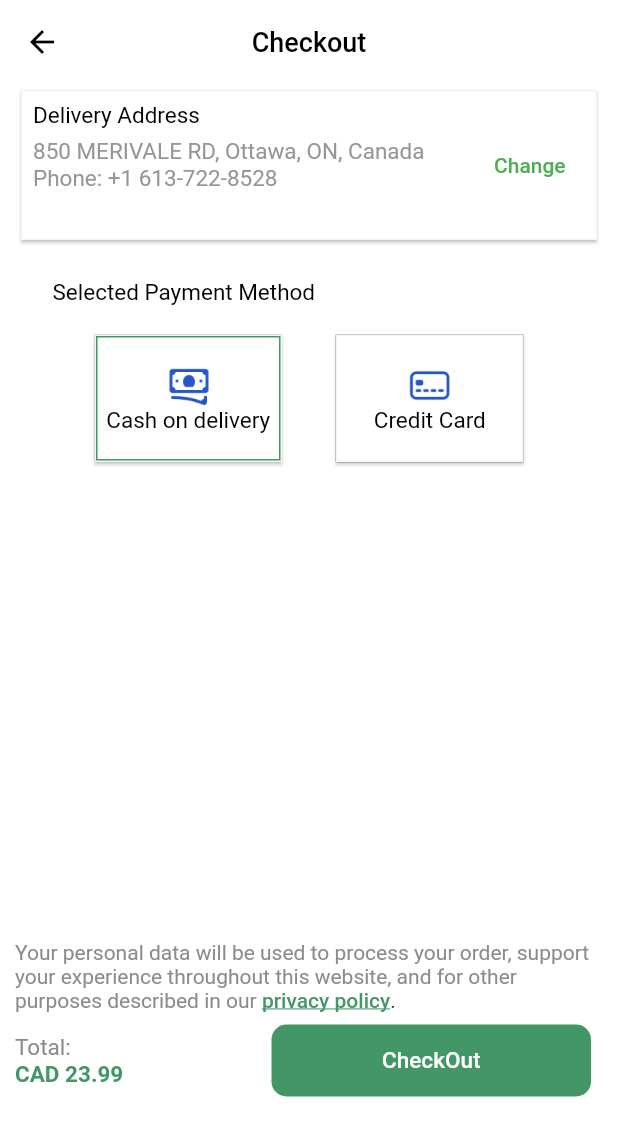
After one commit to kawchar-zufaa/mf_foodmart, a Flutter app: the CheckoutScreen screen opened directly, on a phone screen of 412 x 824 dp. The commit adds this screen. Shown: the top 1136 px of the screen. Run offline on Flutter 3.47's test engine with Material 2 defaults, Android fonts, the light colour scheme and no system bars; our stand-ins replace cached_network_image, flutter_html, fluttertoast, get, sqflite; accounts and stored records are empty; network calls fail.

Commit message:
checkout screen layout design

```diff
--- a/lib/controller/cart_controller.dart
+++ b/lib/controller/cart_controller.dart
@@ -1,38 +1,44 @@
-import 'package:fluttertoast/fluttertoast.dart';
 import 'package:get/get.dart';
 import 'package:mf_foodmart/database_helper/cart_database/cart_database.dart';
 import 'package:mf_foodmart/models/cart_model.dart';
 
-class CartController extends GetxController{
-
-  var cartList=<CartModel>[].obs;
-  var isLoading=false.obs;
+class CartController extends GetxController {
+  var cartList = <CartModel>[].obs;
+  var isLoading = false.obs;
 
   @override
   void onInit() {
-   getCartData();
+    getCartData();
     super.onInit();
   }
 
-   Future<void> getCartData()async{
-    try
-    {
+  Future<void> getCartData() async {
+    try {
       isLoading(true);
-      final item=await CartDatabase.instance.getCartItems();
+      final item = await CartDatabase.instance.getCartItems();
 
-    if(item!=null){
-      cartList.value=item;
-    }}catch(e){
-
-    }finally{
+      if (item != null) {
+        cartList.value = item;
+      }
+    } catch (e) {
+    } finally {
       isLoading(false);
     }
-
-   }
+  }
 
   Future<void> updateCartItem(CartModel cartItem) async {
     await CartDatabase.instance.updateCartItem(cartItem);
-   getCartData();
+    getCartData();
+  }
+
+  getTotalPrice() {
+    double total = 0.0;
+    cartList.forEach((element) {
+      double price = double.parse(element.productPrice);
+      total += price * element.count;
+    });
+    getCartData();
+    return total;
   }
 
   // Future<void> addCartItem(CartModel cartItem) async {
@@ -40,9 +46,8 @@ class CartController extends GetxController{
   //   fetchCartItems();
   // }
 
-  // Future<void> deleteCartItem(int id) async {
-  //   await dbHelper.deleteCartItem(id);
-  //   fetchCartItems();
-  // }
-
+  Future<void> deleteCartItem(int productId) async {
+    await CartDatabase.instance.deleteCartItem(productId);
+    getCartData();
+  }
 }
--- a/lib/database_helper/cart_database/cart_database.dart
+++ b/lib/database_helper/cart_database/cart_database.dart
@@ -74,6 +74,14 @@ class CartDatabase {
     );
   }
 
+  Future<void> deleteCartItem(int productId) async {
+    final db = await database;
+    await db.delete(
+      'cart_items',
+      where: 'productId = ?',
+      whereArgs: [productId],
+    );
+  }
   Future<List<CartModel>> getCartItems() async {
     final db = await instance.database;
      var product=await db.query(
--- a/lib/screens/cart_screen/cart_screen.dart
+++ b/lib/screens/cart_screen/cart_screen.dart
@@ -3,10 +3,20 @@ import 'package:get/get.dart';
 import 'package:mf_foodmart/controller/cart_controller.dart';
 import 'package:mf_foodmart/screens/cart_screen/component/cart_item_widget.dart';
 import 'package:mf_foodmart/screens/cart_screen/component/promo_code_field.dart';
+import 'package:mf_foodmart/screens/cart_screen/component/total_calculation.dart';
+import 'package:mf_foodmart/screens/check_out/checkout_screen.dart';
+import 'package:mf_foodmart/widgets/custom_button.dart';
 import 'package:mf_foodmart/widgets/text_widget.dart';
 
 class CartScreen extends StatelessWidget {
+
+
   final _cartController = Get.put(CartController());
+
+
+
+
+
 
   @override
   Widget build(BuildContext context) {
@@ -46,45 +56,14 @@ class CartScreen extends StatelessWidget {
               const PromoCodeField(),
               const SizedBox(height: 20),
 
-              Column(
-                children: [
-                  Row(
-                    mainAxisAlignment: MainAxisAlignment.spaceBetween,
-                    children: const [
-                      Text('Subtotal:'),
-                      Text('123'),
-                    ],
-                  ),
-                  const SizedBox(height: 8,),
-                  Row(
-                    mainAxisAlignment: MainAxisAlignment.spaceBetween,
-                    children: const [
-                      Text('Shipping:'),
-                      Text('123'),
-                    ],
-                  ),
-                  const SizedBox(height: 8,),
-                  Row(
-                    mainAxisAlignment: MainAxisAlignment.spaceBetween,
-                    children: const [
-                      Text('Discount:'),
-                      Text('123'),
-                    ],
-                  ),
-                    const Text('----------------------------------------------------------------',style: TextStyle(
-                      letterSpacing: 2
-                    ),),
-                  Row(
-                    mainAxisAlignment: MainAxisAlignment.spaceBetween,
-                    children: const [
-                      Text('Total:'),
-                      Text('123'),
-                    ],
-                  ),
-                ],
-              ),
+              /// Total Calculation ............................................#
+              TotalCalculation(),
+              const SizedBox(height: 10,),
 
-              const SizedBox(height: 10,),
+              /// Continue to Checkout Button....................................#
+              CustomButton(onTap: (){
+                Navigator.push(context, MaterialPageRoute(builder: (context)=>const CheckoutScreen()));
+              }, text: 'Continue to Checkout')
             ],
           ),
         );
--- a/lib/screens/cart_screen/component/cart_item_widget.dart
+++ b/lib/screens/cart_screen/component/cart_item_widget.dart
@@ -1,5 +1,7 @@
 import 'package:flutter/material.dart';
 import 'package:fluttertoast/fluttertoast.dart';
+import 'package:get/get.dart';
+import 'package:mf_foodmart/controller/cart_controller.dart';
 import 'package:mf_foodmart/database_helper/cart_database/cart_database.dart';
 import 'package:mf_foodmart/models/cart_model.dart';
 import 'package:mf_foodmart/utility/my_app_colors.dart';
@@ -14,6 +16,8 @@ class CartItemWidget extends StatefulWidget {
 }
 
 class _CartItemWidgetState extends State<CartItemWidget> {
+  final _cartController=Get.put(CartController());
+
   bool _isRemove = false;
   bool _isAdd = false;
 
@@ -58,7 +62,9 @@ class _CartItemWidgetState extends State<CartItemWidget> {
                 Column(
                   children: [
                     IconButton(
-                      onPressed: () {},
+                      onPressed: () {
+                        _cartController.deleteCartItem(widget.cartModel.productId);
+                      },
                       icon: const Icon(Icons.close,color: Colors.grey,size: 20,),),
                     _countButton(
                         removeButton: () {
--- /dev/null
+++ b/lib/screens/cart_screen/component/total_calculation.dart
@@ -0,0 +1,60 @@
+import 'package:flutter/material.dart';
+import 'package:get/get.dart';
+import 'package:mf_foodmart/controller/cart_controller.dart';
+import 'package:mf_foodmart/widgets/text_widget.dart';
+
+class TotalCalculation extends StatelessWidget {
+
+  final _cartController=Get.put(CartController());
+   TotalCalculation({Key? key}) : super(key: key);
+
+
+  double shippingCharge=0.0;
+  double discount=0.0;
+  double total=0.0;
+  totalPrice(){
+    total=_cartController.getTotalPrice()+shippingCharge+discount;
+    return total;
+  }
+
+  @override
+  Widget build(BuildContext context) {
+    return Column(
+      children: [
+        Row(
+          mainAxisAlignment: MainAxisAlignment.spaceBetween,
+          children: [
+            const Text('Subtotal:'),
+            Text('CAD ${_cartController.getTotalPrice()}'),
+          ],
+        ),
+        const SizedBox(height: 8,),
+        Row(
+          mainAxisAlignment: MainAxisAlignment.spaceBetween,
+          children: [
+            const Text('Shipping:'),
+            Text('CAD $shippingCharge'),
+          ],
+        ),
+        const SizedBox(height: 8,),
+        Row(
+          mainAxisAlignment: MainAxisAlignment.spaceBetween,
+          children: [
+            const Text('Discount:'),
+            Text('CAD $discount'),
+          ],
+        ),
+        const Text('----------------------------------------------------------------',style: TextStyle(
+            letterSpacing: 2
+        ),),
+        Row(
+          mainAxisAlignment: MainAxisAlignment.spaceBetween,
+          children: [
+            TextWidget(text: 'Total :',size: 20,fontWeight: FontWeight.bold,),
+            TextWidget(text: 'CAD ${totalPrice()}',size: 20,fontWeight: FontWeight.bold,)
+          ],
+        ),
+      ],
+    );
+  }
+}
--- /dev/null
+++ b/lib/screens/check_out/checkout_screen.dart
@@ -0,0 +1,316 @@
+import 'package:flutter/gestures.dart';
+import 'package:flutter/material.dart';
+import 'package:mf_foodmart/utility/my_app_colors.dart';
+import 'package:mf_foodmart/widgets/custom_button.dart';
+import 'package:mf_foodmart/widgets/text_widget.dart';
+
+class CheckoutScreen extends StatefulWidget {
+  const CheckoutScreen({Key? key}) : super(key: key);
+
+  @override
+  State<CheckoutScreen> createState() => _CheckoutScreenState();
+}
+
+class _CheckoutScreenState extends State<CheckoutScreen> {
+
+  bool _isCreditCard=false;
+
+  String text="850 MERIVALE RD, Ottawa, ON, Canada Phone: +1 613-722-8528";
+
+  @override
+  Widget build(BuildContext context) {
+    final size = MediaQuery.of(context).size;
+    return Scaffold(
+      backgroundColor: MyAppColor.productBG,
+      appBar: AppBar(
+        iconTheme: const IconThemeData(color: Colors.black),
+        elevation: 0,
+        backgroundColor: MyAppColor.productBG,
+        title: TextWidget(
+          text: "Checkout",
+          size: 18,
+        ),
+        centerTitle: true,
+      ),
+      body: ListView(
+        padding: const EdgeInsets.symmetric(horizontal: 10),
+        children: [
+          Card(
+            shape: RoundedRectangleBorder(
+              side: BorderSide(
+                color: Colors.grey.shade100,
+              ),
+            ),
+
+            child: Container(
+              padding: const EdgeInsets.all(8.0),
+              height: 100,
+              width: size.width,
+              child: Column(
+                crossAxisAlignment: CrossAxisAlignment.start,
+                children: [
+                  TextWidget(text: "Delivery Address"),
+                  Row(
+                    children: [
+                      Expanded(
+                          flex: 4,
+                          child: TextWidget(
+                            text:
+                                text.isEmpty?"Add your delivery address":text,
+                            maxLines: 3,
+                            size: 15,
+                            color: const Color(0xff979494),
+                          )),
+                     text.isEmpty?Expanded(
+                       child: TextButton(
+                         onPressed: () {},
+                         child: const Text('Add'),
+                       ),
+                     ): Expanded(
+                        child: TextButton(
+                          onPressed: () {},
+                          child: const Text('Change'),
+                        ),
+                      )
+                    ],
+                  )
+                ],
+              ),
+            ),
+          ),
+          const SizedBox(height: 10,),
+          Padding(
+            padding: const EdgeInsets.only(left: 25,top: 12
+            ),
+            child: TextWidget(text: "Selected Payment Method"),
+          ),
+          Padding(
+            padding: const EdgeInsets.symmetric(horizontal: 35,vertical: 15),
+            child: Row(
+              mainAxisAlignment: MainAxisAlignment.spaceAround,
+              children: [
+                Card(
+                  shape: RoundedRectangleBorder(
+                    side: BorderSide(
+                      color: Colors.grey.shade100,
+                    ),
+                  ),
+                  child: InkWell(
+                    onTap: (){
+                      setState(() {
+                        _isCreditCard=false;
+                      });
+                    },
+                    child: Container(
+                      height: 85,
+                      width: 125,
+                      decoration: BoxDecoration(
+                        border: Border.all(
+                          color: _isCreditCard==false?MyAppColor.btnColor:Colors.grey,
+                          width:_isCreditCard==false?2:0
+                        )
+                      ),
+                      child: Column(
+                        crossAxisAlignment: CrossAxisAlignment.center,
+                        mainAxisAlignment: MainAxisAlignment.center,
+                        children: [
+                          Image.asset('assets/images/cash_on.png',width: 30,height: 30,),
+                          TextWidget(text:'Cash on delivery')
+                        ],
+                      ),
+
+                    ),
+                  ),
+                ),
+                Card(
+                  shape: RoundedRectangleBorder(
+                    side: BorderSide(
+                      color: Colors.grey.shade100,
+                    ),
+                  ),
+                  child: InkWell(
+                    onTap: (){
+                      setState(() {
+                        _isCreditCard=true;
+                      });
+                    },
+                    child: Container(
+                      height: 85,
+                      width: 125,
+                      decoration: BoxDecoration(
+                          border: Border.all(
+                              color: _isCreditCard?MyAppColor.btnColor:Colors.grey,
+                              width:_isCreditCard?2:0
+                          )
+                      ),
+                     child: Column(
+                        crossAxisAlignment: CrossAxisAlignment.center,
+                        mainAxisAlignment: MainAxisAlignment.center,
+                        children: [
+                          Image.asset('assets/images/card.png',width: 30,height: 30,),
+                          TextWidget(text:'Credit Card')
+                        ],
+                      ),
+                    ),
+                  ),
+                )
+              ],
+            ),
+          ),
+          _isCreditCard?Expanded(
+               flex: 2,
+               child: Card(
+                 child: Container(
+                   padding: const EdgeInsets.all(8.0),
+                   height: 300,
+                   color: Colors.white,
+                    child: ListView(
+                      children: [
+                        TextWidget(text: "Pay securely using your credit card", color: const Color(0xff979494)),
+                        const SizedBox(height: 10,),
+                        Text.rich(
+                          TextSpan(
+                            children: [
+                              const TextSpan(
+                                  text:
+                                  'Card Number ',style: TextStyle(
+                                  color: Color(0xff8B8B8B)
+                              )
+                              ),
+                              TextSpan(
+                                text: '*',
+                                style: const TextStyle(
+                                  color: Colors.red,fontWeight: FontWeight.w800,
+                                ),
+                                recognizer: TapGestureRecognizer()
+                                  ..onTap = () {
+
+                                  },
+                              ),
+                              const TextSpan(text: '.'),
+                            ],
+                          ),
+                        ),
+                        const SizedBox(height: 5,),
+                        const TextField(
+                          textAlign: TextAlign.start,
+                          decoration: InputDecoration(
+                            border: OutlineInputBorder(),
+                            hintText: 'XXXX XXXX XXXX XXXX',
+                          ),
+                        ),
+                        const SizedBox(height: 10,),
+                        const Text.rich(
+                          TextSpan(
+                            children: [
+                              TextSpan(
+                                  text:
+                                  'Expiration (MM/YY) ',style: TextStyle(
+                                  color: Color(0xff8B8B8B)
+                              )
+                              ),
+                              TextSpan(
+                                text: '*',
+                                style: TextStyle(
+                                  color: Colors.red,fontWeight: FontWeight.w800,
+                                ),
+                              ),
+                              TextSpan(text: '.'),
+                            ],
+                          ),
+                        ),
+                        const SizedBox(height: 5,),
+                        const TextField(
+                          textAlign: TextAlign.start,
+                          decoration: InputDecoration(
+                            border: OutlineInputBorder(),
+                            hintText: 'MM/YY',
+                          ),
+                        ),
+                        const SizedBox(height: 10,),
+                        Text.rich(
+                          TextSpan(
+                            children: [
+                              const TextSpan(
+                                  text:
+                                  'Card Security Code ',style: TextStyle(
+                                  color: Color(0xff8B8B8B)
+                              )
+                              ),
+                              TextSpan(
+                                text: '*',
+                                style: const TextStyle(
+                                  color: Colors.red,fontWeight: FontWeight.w800,
+                                ),
+                                recognizer: TapGestureRecognizer()
+                                  ..onTap = () {
+
+                                  },
+                              ),
+                              const TextSpan(text: '.'),
+                            ],
+                          ),
+                        ),
+                        const SizedBox(height: 5,),
+                        const TextField(
+                          textAlign: TextAlign.start,
+                          decoration: InputDecoration(
+                            border: OutlineInputBorder(),
+                            hintText: 'CSC',
+                          ),
+                        ),
+                      ],
+                    ),
+                 ),
+               )):Container(
+            height: 300,
+          ),
+
+          Text.rich(
+            TextSpan(
+              children: [
+                const TextSpan(
+                  text:
+                  'Your personal data will be used to process your order, '
+                      'support your experience throughout this website, '
+                      'and for other purposes described in our ',style: TextStyle(
+                     color: Color(0xff8B8B8B)
+                )
+                ),
+                TextSpan(
+                  text: 'privacy policy',
+                  style: const TextStyle(
+                    color: MyAppColor.btnColor,fontWeight: FontWeight.w500,
+                    decoration: TextDecoration.underline,
+                  ),
+                  recognizer: TapGestureRecognizer()
+                    ..onTap = () {
+
+                    },
+                ),
+                const TextSpan(text: '.'),
+              ],
+            ),
+          ),
+          Row(
+            mainAxisAlignment: MainAxisAlignment.spaceBetween,
+            children: [
+              Column(
+                crossAxisAlignment: CrossAxisAlignment.start,
+                children: [
+                  TextWidget(text: 'Total:',color: const Color(0xff8B8B8B),),
+                  TextWidget(text: 'CAD 23.99',color: MyAppColor.btnColor,fontWeight: FontWeight.bold,)
+                ],
+              ),
+              CustomButton(
+                onTap: (){
+
+              }, text: "CheckOut",isResponsive: true,),
+            ],
+          )
+
+        ],
+      ),
+    );
+  }
+}
--- a/lib/screens/details/details_screen.dart
+++ b/lib/screens/details/details_screen.dart
@@ -68,18 +68,6 @@ class _DetailsScreenState extends State<DetailsScreen> {
     super.initState();
   }
 
-   //    _addCartItem(int index){
-   //   CartModel cartModel=CartModel(
-   //       productId:widget.pId ,
-   //       productImage: widget.images[index].src,
-   //       productName: widget.pName,
-   //       productPrice: widget.price,
-   //       count: count
-   //   );
-   //   print('============$cartModel');
-   //   CartDatabase.instance.insertCartItem(cartModel);
-   //
-   // }
   @override
   Widget build(BuildContext context) {
     final size = MediaQuery.of(context).size;
@@ -174,7 +162,9 @@ class _DetailsScreenState extends State<DetailsScreen> {
       bottomNavigationBar: CustomButton(
         onTap: (){
 
-
+           if(widget.price.isEmpty|| widget.price==null){
+             Fluttertoast.showToast(msg: "This product Unavailable");
+           }else{
              CartModel cartModel=CartModel(
                  productId:widget.pId ,
                  productImage: widget.images[0].src,
@@ -184,6 +174,8 @@ class _DetailsScreenState extends State<DetailsScreen> {
              );
 
              CartDatabase.instance.insertCartItem(cartModel);
+           }
+
 
 
 
```
Also changed, not shown: lib/models/address_model.dart (added, +19 -0 lines), assets/images/card.png (added), assets/images/cash_on.png (added). Lines whose indentation alone changed are shown as unchanged.
